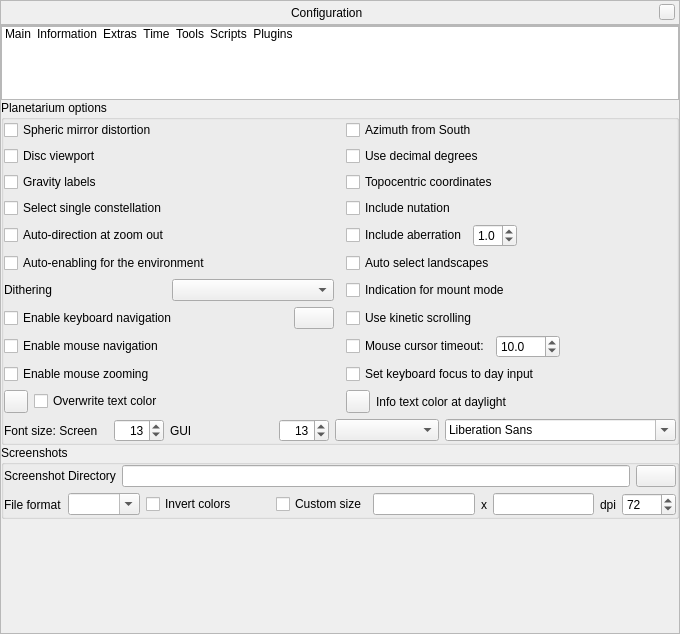
Above: src/gui/configurationDialog.ui from Stellarium/stellarium before the change. Below: the same form after it.
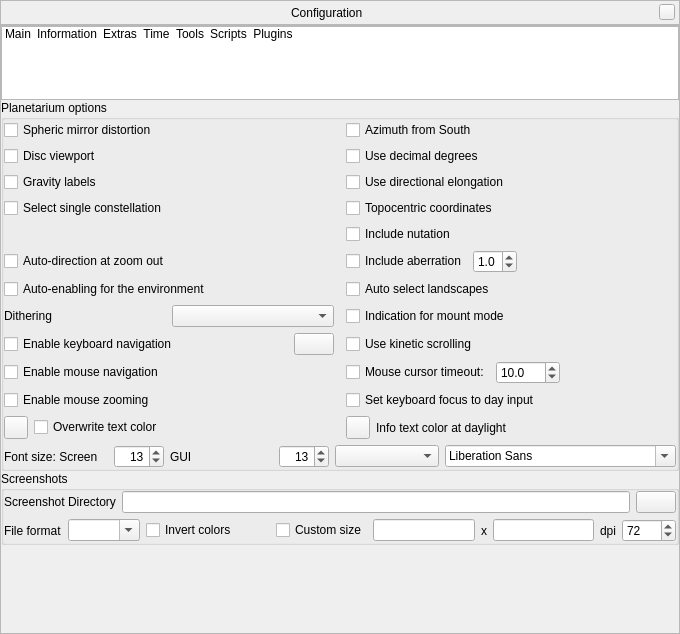
That is the form after the change. The open tabs and pages were chosen to show the change. Icons and pictures are not drawn. Custom widgets are drawn as their Qt base class.

Commit message:
Added support directional elongation
Added option to switch between directional and nondirectional ecliptic elongation. See discussion #2368 for details.

Patch:
```diff
--- a/src/gui/configurationDialog.ui
+++ b/src/gui/configurationDialog.ui
@@ -1868,108 +1868,108 @@
              <property name="bottomMargin">
               <number>0</number>
              </property>
-             <item row="15" column="1">
-              <widget class="QCheckBox" name="enableMouseNavigationCheckBox">
-               <property name="toolTip">
-                <string>Allow mouse to pan (drag)</string>
-               </property>
-               <property name="text">
-                <string>Enable mouse navigation</string>
-               </property>
-              </widget>
-             </item>
-             <item row="17" column="3">
-              <layout class="QHBoxLayout" name="horizontalLayout_14">
-               <item>
-                <widget class="QToolButton" name="daylightTextColorButton">
-                 <property name="toolTip">
-                  <string>Info text color at daylight</string>
-                 </property>
-                </widget>
-               </item>
-               <item>
-                <widget class="QLabel" name="label_2">
-                 <property name="text">
-                  <string>Info text color at daylight</string>
-                 </property>
-                </widget>
-               </item>
-              </layout>
-             </item>
-             <item row="0" column="3">
-              <widget class="QCheckBox" name="azimuthFromSouthcheckBox">
-               <property name="toolTip">
-                <string>Activate this option to calculate azimuth from south towards west.</string>
-               </property>
-               <property name="text">
-                <string>Azimuth from South</string>
-               </property>
-              </widget>
-             </item>
              <item row="12" column="3">
-              <widget class="QCheckBox" name="kineticScrollingCheckBox">
+              <widget class="QCheckBox" name="indicationMountModeCheckBox">
                <property name="toolTip">
-                <string>Kinetic scrolling means dragging text panels directly instead of dragging window handles.</string>
+                <string>Flash a short message when toggling mount mode.</string>
                </property>
                <property name="text">
-                <string>Use kinetic scrolling</string>
+                <string>Indication for mount mode</string>
                </property>
               </widget>
              </item>
-             <item row="3" column="3">
-              <widget class="QCheckBox" name="nutationCheckBox">
-               <property name="toolTip">
-                <string>Nutation is a small wobble of Earth's axis, amounting to a few arcseconds.</string>
-               </property>
-               <property name="text">
-                <string>Include nutation</string>
-               </property>
-              </widget>
+             <item row="20" column="1" rowspan="2" colspan="3">
+              <layout class="QHBoxLayout" name="fontHorizontalLayout">
+               <item>
+                <widget class="QLabel" name="fontSizeLabel">
+                 <property name="text">
+                  <string>Font size: Screen</string>
+                 </property>
+                </widget>
+               </item>
+               <item>
+                <widget class="QSpinBox" name="screenFontSizeSpinBox">
+                 <property name="maximumSize">
+                  <size>
+                   <width>50</width>
+                   <height>16777215</height>
+                  </size>
+                 </property>
+                 <property name="toolTip">
+                  <string>Base font size for on-screen text</string>
+                 </property>
+                 <property name="alignment">
+                  <set>Qt::AlignRight|Qt::AlignTrailing|Qt::AlignVCenter</set>
+                 </property>
+                 <property name="minimum">
+                  <number>5</number>
+                 </property>
+                 <property name="maximum">
+                  <number>30</number>
+                 </property>
+                 <property name="value">
+                  <number>13</number>
+                 </property>
+                </widget>
+               </item>
+               <item>
+                <widget class="QLabel" name="guiFontSizeLabel">
+                 <property name="toolTip">
+                  <string>Graphical user interface</string>
+                 </property>
+                 <property name="text">
+                  <string comment="abbreviation">GUI</string>
+                 </property>
+                </widget>
+               </item>
+               <item>
+                <widget class="QSpinBox" name="guiFontSizeSpinBox">
+                 <property name="minimumSize">
+                  <size>
+                   <width>20</width>
+                   <height>0</height>
+                  </size>
+                 </property>
+                 <property name="maximumSize">
+                  <size>
+                   <width>50</width>
+                   <height>16777215</height>
+                  </size>
+                 </property>
+                 <property name="toolTip">
+                  <string>Base font size for dialogs</string>
+                 </property>
+                 <property name="alignment">
+                  <set>Qt::AlignRight|Qt::AlignTrailing|Qt::AlignVCenter</set>
+                 </property>
+                 <property name="minimum">
+                  <number>7</number>
+                 </property>
+                 <property name="maximum">
+                  <number>24</number>
+                 </property>
+                 <property name="value">
+                  <number>13</number>
+                 </property>
+                </widget>
+               </item>
+               <item>
+                <widget class="QComboBox" name="fontWritingSystemComboBox">
+                 <property name="toolTip">
+                  <string>Pre-select fonts for a particular writing system</string>
+                 </property>
+                </widget>
+               </item>
+               <item>
+                <widget class="QFontComboBox" name="fontComboBox">
+                 <property name="toolTip">
+                  <string>Application font</string>
+                 </property>
+                </widget>
+               </item>
+              </layout>
              </item>
-             <item row="1" column="1">
-              <widget class="QCheckBox" name="diskViewportCheckbox">
-               <property name="toolTip">
-                <string>Mask out everything outside a central circle in the main view</string>
-               </property>
-               <property name="text">
-                <string>Disc viewport</string>
-               </property>
-              </widget>
-             </item>
-             <item row="4" column="1">
-              <widget class="QCheckBox" name="autoZoomResetsDirectionCheckbox">
-               <property name="toolTip">
-                <string>When enabled, the &quot;auto zoom out&quot; key will also set the initial viewing direction</string>
-               </property>
-               <property name="text">
-                <string>Auto-direction at zoom out</string>
-               </property>
-              </widget>
-             </item>
-             <item row="3" column="1">
-              <widget class="QCheckBox" name="selectSingleConstellationButton">
-               <property name="toolTip">
-                <string>Hide other constellations when you click one</string>
-               </property>
-               <property name="statusTip">
-                <string>Hide other constellations when you click one</string>
-               </property>
-               <property name="text">
-                <string>Select single constellation</string>
-               </property>
-              </widget>
-             </item>
-             <item row="1" column="3">
-              <widget class="QCheckBox" name="decimalDegreeCheckBox">
-               <property name="toolTip">
-                <string>Use decimal degrees for coordinates</string>
-               </property>
-               <property name="text">
-                <string>Use decimal degrees</string>
-               </property>
-              </widget>
-             </item>
-             <item row="11" column="1">
+             <item row="12" column="1">
               <layout class="QHBoxLayout" name="horizontalLayout_10">
                <item>
                 <widget class="QLabel" name="dithering_label">
@@ -1983,27 +1983,27 @@
                </item>
               </layout>
              </item>
-             <item row="2" column="1">
-              <widget class="QCheckBox" name="gravityLabelCheckbox">
+             <item row="1" column="1">
+              <widget class="QCheckBox" name="diskViewportCheckbox">
                <property name="toolTip">
-                <string>Align labels with the screen center</string>
+                <string>Mask out everything outside a central circle in the main view</string>
                </property>
                <property name="text">
-                <string>Gravity labels</string>
+                <string>Disc viewport</string>
                </property>
               </widget>
              </item>
-             <item row="11" column="3">
-              <widget class="QCheckBox" name="indicationMountModeCheckBox">
+             <item row="13" column="3">
+              <widget class="QCheckBox" name="kineticScrollingCheckBox">
                <property name="toolTip">
-                <string>Flash a short message when toggling mount mode.</string>
+                <string>Kinetic scrolling means dragging text panels directly instead of dragging window handles.</string>
                </property>
                <property name="text">
-                <string>Indication for mount mode</string>
+                <string>Use kinetic scrolling</string>
                </property>
               </widget>
              </item>
-             <item row="15" column="3">
+             <item row="16" column="3">
               <layout class="QHBoxLayout" name="mouseTimeoutLayout">
                <item>
                 <widget class="QCheckBox" name="mouseTimeoutCheckbox">
@@ -2055,84 +2055,37 @@
                </item>
               </layout>
              </item>
+             <item row="16" column="1">
+              <widget class="QCheckBox" name="enableMouseNavigationCheckBox">
+               <property name="toolTip">
+                <string>Allow mouse to pan (drag)</string>
+               </property>
+               <property name="text">
+                <string>Enable mouse navigation</string>
+               </property>
+              </widget>
+             </item>
+             <item row="1" column="3">
+              <widget class="QCheckBox" name="decimalDegreeCheckBox">
+               <property name="toolTip">
+                <string>Use decimal degrees for coordinates</string>
+               </property>
+               <property name="text">
+                <string>Use decimal degrees</string>
+               </property>
+              </widget>
+             </item>
              <item row="17" column="1">
-              <layout class="QHBoxLayout" name="horizontalLayout_15">
-               <item>
-                <widget class="QToolButton" name="overwriteTextColorButton">
-                 <property name="toolTip">
-                  <string>Info text color for overwrite</string>
-                 </property>
-                </widget>
-               </item>
-               <item>
-                <widget class="QCheckBox" name="overwriteTextColorCheckBox">
-                 <property name="toolTip">
-                  <string>Set one color for text in info panel for all objects</string>
-                 </property>
-                 <property name="text">
-                  <string>Overwrite text color</string>
-                 </property>
-                </widget>
-               </item>
-              </layout>
-             </item>
-             <item row="2" column="3">
-              <widget class="QCheckBox" name="topocentricCheckBox">
+              <widget class="QCheckBox" name="enableMouseZoomingCheckBox">
                <property name="toolTip">
-                <string>Activate to view as seen from surface of the planet (recommended). If switched off, display planetocentric view.</string>
+                <string>Allow mouse to zoom (mousewheel)</string>
                </property>
                <property name="text">
-                <string>Topocentric coordinates</string>
+                <string>Enable mouse zooming</string>
                </property>
               </widget>
              </item>
-             <item row="4" column="3">
-              <layout class="QHBoxLayout" name="aberrationHorizontalLayout">
-               <item>
-                <widget class="QCheckBox" name="aberrationCheckBox">
-                 <property name="toolTip">
-                  <string>Annual aberration is an annual wobble in positions, amounting to max. about 20 arcseconds for observers on Earth.</string>
-                 </property>
-                 <property name="text">
-                  <string>Include aberration</string>
-                 </property>
-                </widget>
-               </item>
-               <item>
-                <widget class="QDoubleSpinBox" name="aberrationSpinBox">
-                 <property name="toolTip">
-                  <string>Exaggerate aberration (for didactic explanations)</string>
-                 </property>
-                 <property name="decimals">
-                  <number>1</number>
-                 </property>
-                 <property name="maximum">
-                  <double>5.000000000000000</double>
-                 </property>
-                 <property name="singleStep">
-                  <double>0.100000000000000</double>
-                 </property>
-                 <property name="value">
-                  <double>1.000000000000000</double>
-                 </property>
-                </widget>
-               </item>
-               <item>
-                <spacer name="horizontalSpacer_4">
-                 <property name="orientation">
-                  <enum>Qt::Horizontal</enum>
-                 </property>
-                 <property name="sizeHint" stdset="0">
-                  <size>
-                   <width>40</width>
-                   <height>20</height>
-                  </size>
-                 </property>
-                </spacer>
-               </item>
-              </layout>
-             </item>
-             <item row="12" column="1">
+             <item row="13" column="1">
               <layout class="QHBoxLayout" name="horizontalLayout_13">
                <item>
                 <widget class="QCheckBox" name="enableKeysNavigationCheckBox">
@@ -2177,6 +2130,141 @@
                </item>
               </layout>
              </item>
+             <item row="0" column="3">
+              <widget class="QCheckBox" name="azimuthFromSouthcheckBox">
+               <property name="toolTip">
+                <string>Activate this option to calculate azimuth from south towards west.</string>
+               </property>
+               <property name="text">
+                <string>Azimuth from South</string>
+               </property>
+              </widget>
+             </item>
+             <item row="3" column="3">
+              <widget class="QCheckBox" name="topocentricCheckBox">
+               <property name="toolTip">
+                <string>Activate to view as seen from surface of the planet (recommended). If switched off, display planetocentric view.</string>
+               </property>
+               <property name="text">
+                <string>Topocentric coordinates</string>
+               </property>
+              </widget>
+             </item>
+             <item row="5" column="3">
+              <layout class="QHBoxLayout" name="aberrationHorizontalLayout">
+               <item>
+                <widget class="QCheckBox" name="aberrationCheckBox">
+                 <property name="toolTip">
+                  <string>Annual aberration is an annual wobble in positions, amounting to max. about 20 arcseconds for observers on Earth.</string>
+                 </property>
+                 <property name="text">
+                  <string>Include aberration</string>
+                 </property>
+                </widget>
+               </item>
+               <item>
+                <widget class="QDoubleSpinBox" name="aberrationSpinBox">
+                 <property name="toolTip">
+                  <string>Exaggerate aberration (for didactic explanations)</string>
+                 </property>
+                 <property name="decimals">
+                  <number>1</number>
+                 </property>
+                 <property name="maximum">
+                  <double>5.000000000000000</double>
+                 </property>
+                 <property name="singleStep">
+                  <double>0.100000000000000</double>
+                 </property>
+                 <property name="value">
+                  <double>1.000000000000000</double>
+                 </property>
+                </widget>
+               </item>
+               <item>
+                <spacer name="horizontalSpacer_4">
+                 <property name="orientation">
+                  <enum>Qt::Horizontal</enum>
+                 </property>
+                 <property name="sizeHint" stdset="0">
+                  <size>
+                   <width>40</width>
+                   <height>20</height>
+                  </size>
+                 </property>
+                </spacer>
+               </item>
+              </layout>
+             </item>
+             <item row="9" column="3">
+              <widget class="QCheckBox" name="autoChangeLandscapesCheckBox">
+               <property name="toolTip">
+                <string>Automatic change of landscape when planet is changed</string>
+               </property>
+               <property name="text">
+                <string>Auto select landscapes</string>
+               </property>
+              </widget>
+             </item>
+             <item row="18" column="3">
+              <layout class="QHBoxLayout" name="horizontalLayout_14">
+               <item>
+                <widget class="QToolButton" name="daylightTextColorButton">
+                 <property name="toolTip">
+                  <string>Info text color at daylight</string>
+                 </property>
+                </widget>
+               </item>
+               <item>
+                <widget class="QLabel" name="label_2">
+                 <property name="text">
+                  <string>Info text color at daylight</string>
+                 </property>
+                </widget>
+               </item>
+              </layout>
+             </item>
+             <item row="17" column="3">
+              <widget class="QCheckBox" name="focusOnDaySpinnerCheckBox">
+               <property name="toolTip">
+                <string>Force date/time tab and focus on day input when activating date panel</string>
+               </property>
+               <property name="text">
+                <string>Set keyboard focus to day input</string>
+               </property>
+              </widget>
+             </item>
+             <item row="4" column="3">
+              <widget class="QCheckBox" name="nutationCheckBox">
+               <property name="toolTip">
+                <string>Nutation is a small wobble of Earth's axis, amounting to a few arcseconds.</string>
+               </property>
+               <property name="text">
+                <string>Include nutation</string>
+               </property>
+              </widget>
+             </item>
+             <item row="18" column="1">
+              <layout class="QHBoxLayout" name="horizontalLayout_15">
+               <item>
+                <widget class="QToolButton" name="overwriteTextColorButton">
+                 <property name="toolTip">
+                  <string>Info text color for overwrite</string>
+                 </property>
+                </widget>
+               </item>
+               <item>
+                <widget class="QCheckBox" name="overwriteTextColorCheckBox">
+                 <property name="toolTip">
+                  <string>Set one color for text in info panel for all objects</string>
+                 </property>
+                 <property name="text">
+                  <string>Overwrite text color</string>
+                 </property>
+                </widget>
+               </item>
+              </layout>
+             </item>
              <item row="0" column="1">
               <widget class="QCheckBox" name="sphericMirrorCheckbox">
                <property name="toolTip">
@@ -2190,17 +2278,37 @@
                </property>
               </widget>
              </item>
-             <item row="8" column="3">
-              <widget class="QCheckBox" name="autoChangeLandscapesCheckBox">
+             <item row="2" column="3">
+              <widget class="QCheckBox" name="directionalElongationCheckBox">
+               <property name="text">
+                <string>Use directional elongation</string>
+               </property>
+              </widget>
+             </item>
+             <item row="2" column="1">
+              <widget class="QCheckBox" name="gravityLabelCheckbox">
                <property name="toolTip">
-                <string>Automatic change of landscape when planet is changed</string>
+                <string>Align labels with the screen center</string>
                </property>
                <property name="text">
-                <string>Auto select landscapes</string>
+                <string>Gravity labels</string>
                </property>
               </widget>
              </item>
-             <item row="8" column="1">
+             <item row="3" column="1">
+              <widget class="QCheckBox" name="selectSingleConstellationButton">
+               <property name="toolTip">
+                <string>Hide other constellations when you click one</string>
+               </property>
+               <property name="statusTip">
+                <string>Hide other constellations when you click one</string>
+               </property>
+               <property name="text">
+                <string>Select single constellation</string>
+               </property>
+              </widget>
+             </item>
+             <item row="9" column="1">
               <widget class="QCheckBox" name="autoEnableEnvironmentCheckBox">
                <property name="toolTip">
                 <string>Auto-enable atmosphere and landscape when selecting a celestial body in the location window.</string>
@@ -2210,114 +2318,13 @@
                </property>
               </widget>
              </item>
-             <item row="19" column="1" rowspan="2" colspan="3">
-              <layout class="QHBoxLayout" name="fontHorizontalLayout">
-               <item>
-                <widget class="QLabel" name="fontSizeLabel">
-                 <property name="text">
-                  <string>Font size: Screen</string>
-                 </property>
-                </widget>
-               </item>
-               <item>
-                <widget class="QSpinBox" name="screenFontSizeSpinBox">
-                 <property name="maximumSize">
-                  <size>
-                   <width>50</width>
-                   <height>16777215</height>
-                  </size>
-                 </property>
-                 <property name="toolTip">
-                  <string>Base font size for on-screen text</string>
-                 </property>
-                 <property name="alignment">
-                  <set>Qt::AlignRight|Qt::AlignTrailing|Qt::AlignVCenter</set>
-                 </property>
-                 <property name="minimum">
-                  <number>5</number>
-                 </property>
-                 <property name="maximum">
-                  <number>30</number>
-                 </property>
-                 <property name="value">
-                  <number>13</number>
-                 </property>
-                </widget>
-               </item>
-               <item>
-                <widget class="QLabel" name="guiFontSizeLabel">
-                 <property name="toolTip">
-                  <string>Graphical user interface</string>
-                 </property>
-                 <property name="text">
-                  <string comment="abbreviation">GUI</string>
-                 </property>
-                </widget>
-               </item>
-               <item>
-                <widget class="QSpinBox" name="guiFontSizeSpinBox">
-                 <property name="minimumSize">
-                  <size>
-                   <width>20</width>
-                   <height>0</height>
-                  </size>
-                 </property>
-                 <property name="maximumSize">
-                  <size>
-                   <width>50</width>
-                   <height>16777215</height>
-                  </size>
-                 </property>
-                 <property name="toolTip">
-                  <string>Base font size for dialogs</string>
-                 </property>
-                 <property name="alignment">
-                  <set>Qt::AlignRight|Qt::AlignTrailing|Qt::AlignVCenter</set>
-                 </property>
-                 <property name="minimum">
-                  <number>7</number>
-                 </property>
-                 <property name="maximum">
-                  <number>24</number>
-                 </property>
-                 <property name="value">
-                  <number>13</number>
-                 </property>
-                </widget>
-               </item>
-               <item>
-                <widget class="QComboBox" name="fontWritingSystemComboBox">
-                 <property name="toolTip">
-                  <string>Pre-select fonts for a particular writing system</string>
-                 </property>
-                </widget>
-               </item>
-               <item>
-                <widget class="QFontComboBox" name="fontComboBox">
-                 <property name="toolTip">
-                  <string>Application font</string>
-                 </property>
-                </widget>
-               </item>
-              </layout>
-             </item>
-             <item row="16" column="1">
-              <widget class="QCheckBox" name="enableMouseZoomingCheckBox">
+             <item row="5" column="1">
+              <widget class="QCheckBox" name="autoZoomResetsDirectionCheckbox">
                <property name="toolTip">
-                <string>Allow mouse to zoom (mousewheel)</string>
+                <string>When enabled, the &quot;auto zoom out&quot; key will also set the initial viewing direction</string>
                </property>
                <property name="text">
-                <string>Enable mouse zooming</string>
-               </property>
-              </widget>
-             </item>
-             <item row="16" column="3">
-              <widget class="QCheckBox" name="focusOnDaySpinnerCheckBox">
-               <property name="toolTip">
-                <string>Force date/time tab and focus on day input when activating date panel</string>
-               </property>
-               <property name="text">
-                <string>Set keyboard focus to day input</string>
+                <string>Auto-direction at zoom out</string>
                </property>
               </widget>
              </item>
```
The commit also changes 5 other files.
